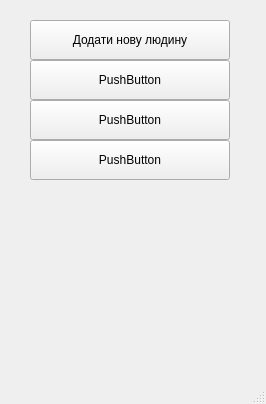
The window that project_files/manager_menu.ui (positivcheg94/school_db_iasa_MO) describes before a commit, drawn with Qt 5.
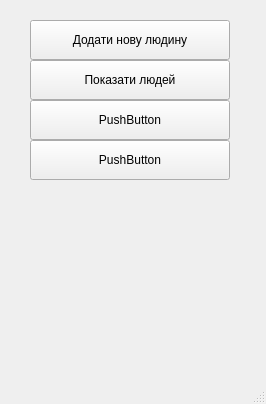
The same window after the commit.

What changed in the file:
```diff
--- a/project_files/manager_menu.ui
+++ b/project_files/manager_menu.ui
@@ -40,7 +40,7 @@
      </rect>
     </property>
     <property name="text">
-     <string>PushButton</string>
+     <string>Показати людей</string>
     </property>
    </widget>
    <widget class="QPushButton" name="pushButton_3">
```
Left out of the diff: 4 changed lines with no effect on the pictures.
